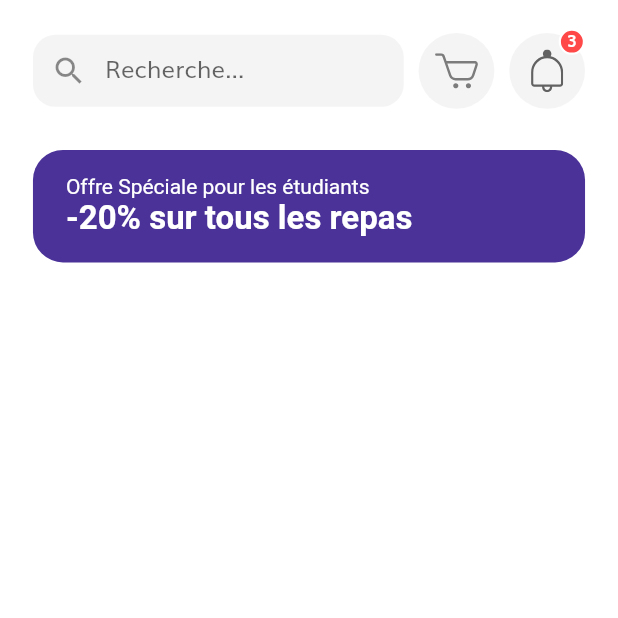
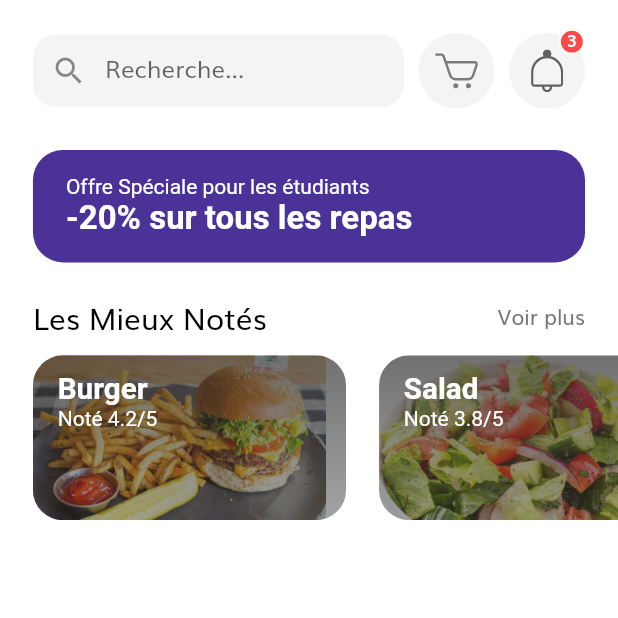
Before and after one commit to AyariAhmed/FoodiMap, a Flutter app: the HomeScreen screen opened by its route, on a phone screen of 412 x 824 dp, the top half of it. Run offline on Flutter 3.47's test engine with Material 2 defaults, Android fonts, the phone set to English and light mode, and no system bars; our stand-ins replace flutter_svg.

Commit message:
Top rated Section

```diff
--- /dev/null
+++ b/lib/screens/home/components/best_rated_section.dart
@@ -0,0 +1,65 @@
+import 'package:flutter/material.dart';
+
+import '../../../size_config.dart';
+
+class SpecialOfferCard extends StatelessWidget {
+  const SpecialOfferCard({
+    Key key,@required this.name,@required this.image,@required this.rating,@required this.press
+  }) : super(key: key);
+
+  final String name,image;
+  final double rating;
+  final GestureTapCallback press;
+
+  @override
+  Widget build(BuildContext context) {
+    return Padding(
+      padding: EdgeInsets.only(left: getProportionateScreenWidth(20)),
+      child: SizedBox(
+        width: getProportionateScreenWidth(190),
+        height: getProportionateScreenWidth(100),
+        child: ClipRRect(
+            borderRadius: BorderRadius.circular(20),
+            child: Stack(
+              children: [
+                Image.asset(
+                  image,
+                  fit: BoxFit.fill,
+                ),
+                Container(
+                  decoration: BoxDecoration(
+                      gradient: LinearGradient(
+                          begin: Alignment.topCenter,
+                          end : Alignment.bottomCenter,
+                          colors: [
+                            Color(0xFF343434).withOpacity(0.7),
+                            Color(0xFF343434).withOpacity(0.45)
+                          ])
+                  ),
+                ),
+                Padding(
+                  padding: EdgeInsets.symmetric(
+                      horizontal: getProportionateScreenWidth(15),
+                      vertical: getProportionateScreenWidth(10)
+                  ),
+                  child: Text.rich(
+                    TextSpan(
+                        style: TextStyle(color: Colors.white),
+                        children: [
+                          TextSpan(text: "$name\n",style: TextStyle(
+                              fontSize: getProportionateScreenWidth(18),
+                              fontWeight: FontWeight.bold
+                          )),
+                          TextSpan(text: "Noté $rating/5")
+                        ]
+                    ),
+
+                  ),
+                )
+              ],
+
+            )),
+      ),
+    );
+  }
+}
--- a/lib/screens/home/components/body.dart
+++ b/lib/screens/home/components/body.dart
@@ -1,8 +1,9 @@
 import 'package:flutter/material.dart';
+import 'package:foodimap_flutter/screens/home/components/section_title.dart';
 import 'package:foodimap_flutter/size_config.dart';
+import 'best_rated_section.dart';
 import 'discount_banner.dart';
 import 'home_header.dart';
-
 
 class Body extends StatelessWidget {
   const Body({Key key}) : super(key: key);
@@ -13,23 +14,53 @@ class Body extends StatelessWidget {
         child: SingleChildScrollView(
       child: Column(
         children: [
-          SizedBox(height: getProportionateScreenWidth(20),),
+          SizedBox(
+            height: getProportionateScreenWidth(20),
+          ),
           HomeHeader(),
-          SizedBox(height: getProportionateScreenWidth(25),),
+          SizedBox(
+            height: getProportionateScreenWidth(25),
+          ),
           DiscountBanner(),
-          SizedBox(height: getProportionateScreenWidth(20),),
+          SizedBox(
+            height: getProportionateScreenWidth(20),
+          ),
 
+          BestRated()
         ],
       ),
     ));
   }
 }
 
-class Categories extends StatelessWidget {
-  const Categories({Key key}) : super(key: key);
+class BestRated extends StatelessWidget {
+  const BestRated({
+    Key key,
+  }) : super(key: key);
 
   @override
   Widget build(BuildContext context) {
-    return Container();
+    return Column(
+      children: [
+        SectionTitle(
+          text: 'Les Mieux Notés',
+          press: () {
+            // voir plus
+          },
+        ),
+        SizedBox(height: getProportionateScreenWidth(10),),
+        SingleChildScrollView(
+        scrollDirection: Axis.horizontal,
+        child: Row(
+          children: [
+            SpecialOfferCard(image: "assets/images/burger.jpg",name: "Burger",rating: 4.2,press: (){},),
+            SpecialOfferCard(image: "assets/images/salad.jpg",name: "Salad",rating: 3.8,press: (){},),
+            SpecialOfferCard(image: "assets/images/soup.jpg",name: "Soup",rating: 3.5,press: (){},),
+            SpecialOfferCard(image: "assets/images/pizza.jpg",name: "Pizza",rating: 4.5,press: (){},),
+            SizedBox(width: getProportionateScreenWidth(20),)
+          ],
+        ),
+      )],
+    );
   }
 }
--- /dev/null
+++ b/lib/screens/home/components/section_title.dart
@@ -0,0 +1,36 @@
+import 'package:flutter/material.dart';
+
+import '../../../size_config.dart';
+
+class SectionTitle extends StatelessWidget {
+  const SectionTitle({
+    @required this.text,
+    @required this.press,
+    Key key,
+  }) : super(key: key);
+
+  final String text;
+  final GestureTapCallback press;
+
+  @override
+  Widget build(BuildContext context) {
+    return Padding(
+      padding: EdgeInsets.symmetric(horizontal: getProportionateScreenWidth(20)),
+      child: Row(
+        mainAxisAlignment: MainAxisAlignment.spaceBetween,
+        children: [
+          Text(
+            text,
+            style: TextStyle(
+                fontSize: getProportionateScreenWidth(18),
+                color: Colors.black
+            ),
+          ),
+          GestureDetector(
+              onTap: press,
+              child: Text('Voir plus'))
+        ],
+      ),
+    );
+  }
+}
```
Also changed, not shown: assets/images/burger.jpg (added), assets/images/pizza.jpg (added), assets/images/salad.jpg (added), assets/images/soup.jpg (added).
